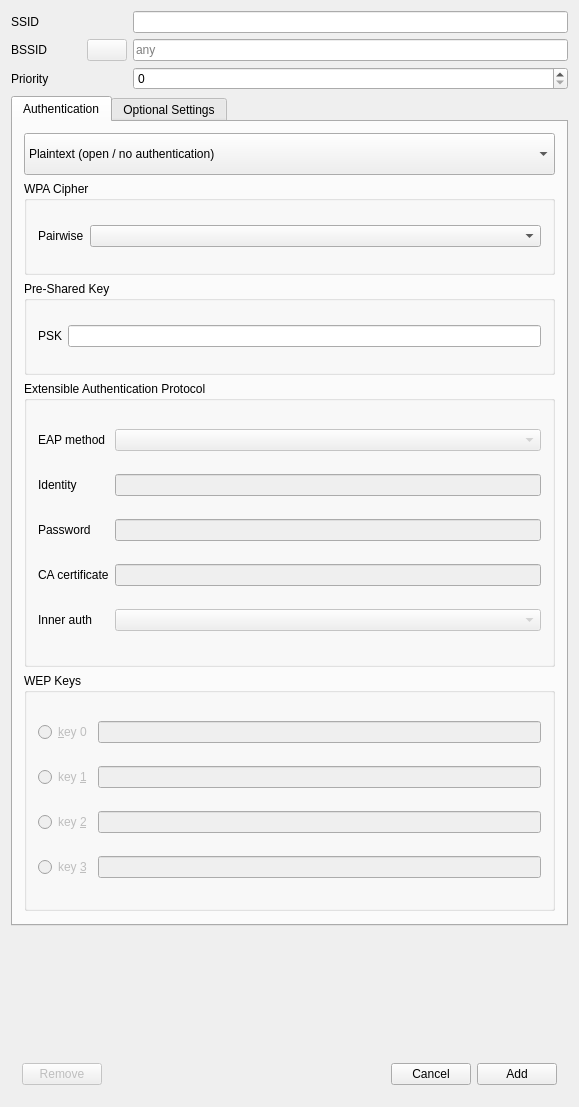
Above: src/networkconfig.ui from loh-tar/wpa-cute before the change. Below: the same form after it.
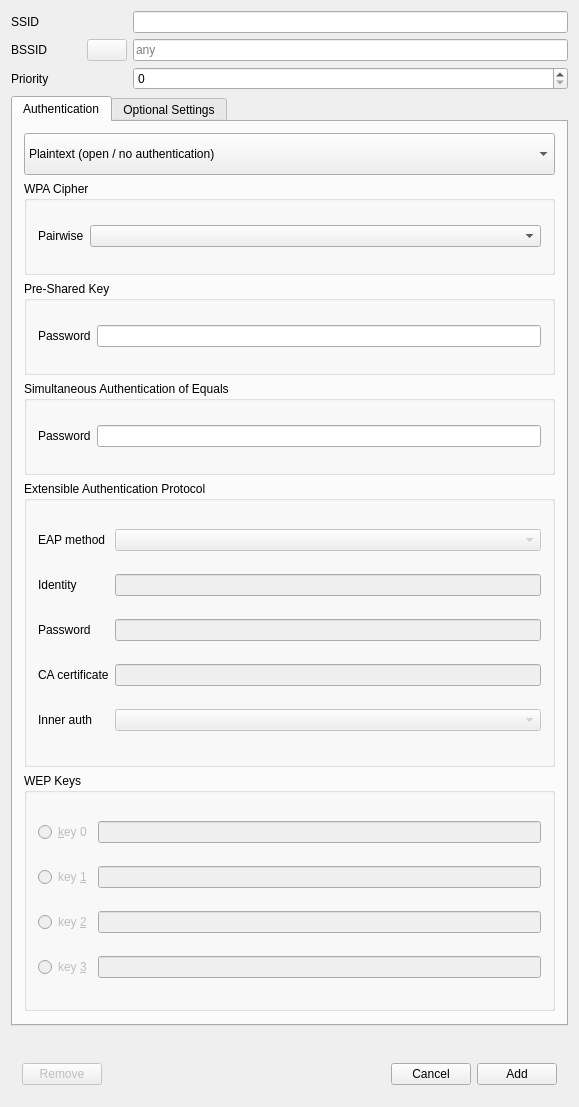
That is the form after the change. Icons and pictures are not drawn.

Commit message: Add WPA3 Personal support

The edit to the form file:
```diff
--- a/src/networkconfig.ui
+++ b/src/networkconfig.ui
@@ -292,7 +292,7 @@
              <string>Pre Shared Key (Password) [psk=]</string>
             </property>
             <property name="text">
-             <string>PSK</string>
+             <string>Password</string>
             </property>
            </widget>
           </item>
@@ -302,7 +302,63 @@
              <bool>true</bool>
             </property>
             <property name="toolTip">
-             <string>WPA/WPA2 pre-shared key or passphrase</string>
+             <string>WPA/WPA2 pre-shared key or passphrase (8..63 characters)</string>
+            </property>
+            <property name="whatsThis">
+             <string/>
+            </property>
+            <property name="text">
+             <string/>
+            </property>
+            <property name="echoMode">
+             <enum>QLineEdit::PasswordEchoOnEdit</enum>
+            </property>
+           </widget>
+          </item>
+         </layout>
+        </widget>
+       </item>
+       <item>
+        <widget class="QGroupBox" name="saeBox">
+         <property name="sizePolicy">
+          <sizepolicy hsizetype="Preferred" vsizetype="Fixed">
+           <horstretch>0</horstretch>
+           <verstretch>0</verstretch>
+          </sizepolicy>
+         </property>
+         <property name="minimumSize">
+          <size>
+           <width>0</width>
+           <height>94</height>
+          </size>
+         </property>
+         <property name="maximumSize">
+          <size>
+           <width>16777215</width>
+           <height>94</height>
+          </size>
+         </property>
+         <property name="title">
+          <string>Simultaneous Authentication of Equals</string>
+         </property>
+         <layout class="QGridLayout" name="gridLayout_5">
+          <item row="0" column="0">
+           <widget class="QLabel" name="saeLabel">
+            <property name="toolTip">
+             <string>SAE password [sae_password=]</string>
+            </property>
+            <property name="text">
+             <string>Password</string>
+            </property>
+           </widget>
+          </item>
+          <item row="0" column="1">
+           <widget class="QLineEdit" name="saeEdit">
+            <property name="enabled">
+             <bool>true</bool>
+            </property>
+            <property name="toolTip">
+             <string>WPA3-Personal passphrase</string>
             </property>
             <property name="whatsThis">
              <string/>
```
Left out of the diff: 7 changed lines with no effect on the pictures. The commit also changes 1 other file.
